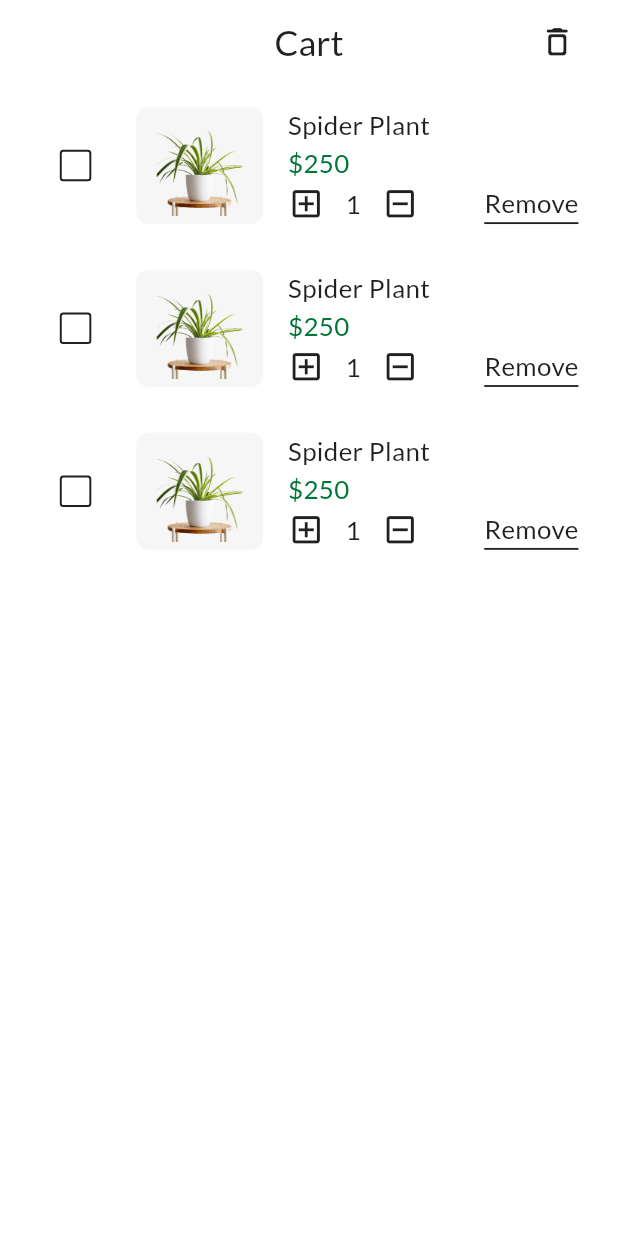
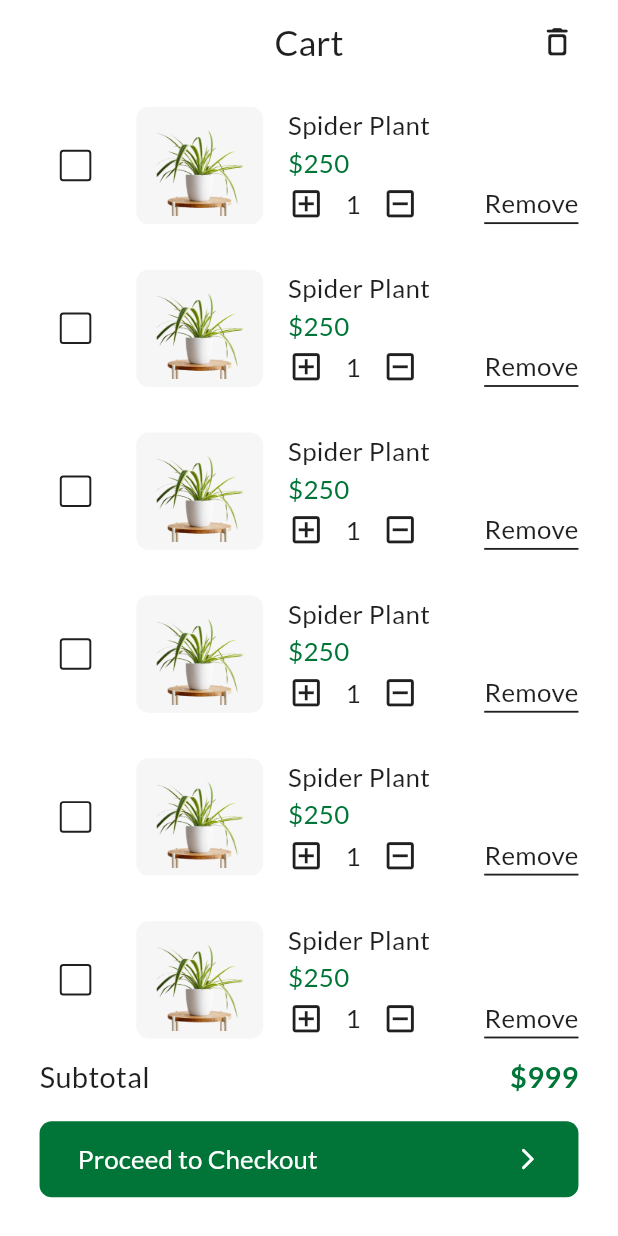
Before and after one commit to Abdusalom0516/Fayzigul, a Flutter app: the CartScreen screen opened directly, on a phone screen of 412 x 824 dp. Run offline on Flutter 3.47's test engine with Material 3 defaults, Android fonts, the phone set to English and light mode, and no system bars; our stand-ins replace dartz, equatable, firebase_auth, firebase_core, flutter_bloc, flutter_hooks and 2 more; accounts and stored records are empty.

Commit message:
BASE: Enhance The UI Of Cart Screen.

```diff
--- a/lib/core/common/consts/const_texts.dart
+++ b/lib/core/common/consts/const_texts.dart
@@ -29,4 +29,6 @@ class ConstTexts {
   String indoor = "Indoor";
   String cart = "Cart";
   String remove = "Remove";
+  String subtotal = "Subtotal";
+  String proceedToCheckout = "Proceed to Checkout";
 }
--- a/lib/presentation/cart/screens/cart_screen.dart
+++ b/lib/presentation/cart/screens/cart_screen.dart
@@ -15,6 +15,8 @@ class CartScreen extends StatelessWidget {
   Widget build(BuildContext context) {
     return AppStateWrapper(
       builder: (colors, texts, images) => Scaffold(
+        // Bottom Navigation Section
+        bottomNavigationBar: cartBottomNavigationSection(texts, colors),
         body: CustomScrollView(
           slivers: [
             // Sliver App Bar Section
@@ -27,9 +29,75 @@ class CartScreen extends StatelessWidget {
     );
   }
 
+  Container cartBottomNavigationSection(ConstTexts texts, ConstColors colors) {
+    return Container(
+      height: 93.h,
+      width: double.infinity,
+      padding: EdgeInsets.symmetric(horizontal: 24.w),
+      margin: EdgeInsets.only(bottom: 25.r),
+      child: Column(
+        spacing: 15.h,
+        children: [
+          Row(
+            mainAxisAlignment: MainAxisAlignment.spaceBetween,
+            children: [
+              Text(
+                texts.subtotal,
+                style: AppTextStyles.lato.medium(
+                  color: colors.ff221fif,
+                  fontSize: 19.sp,
+                ),
+              ),
+              Text(
+                "\$999",
+                style: AppTextStyles.lato.semiBold(
+                  color: colors.ff007537,
+                  fontSize: 19.sp,
+                ),
+              ),
+            ],
+          ),
+          TextButton(
+            style:
+                ButtonStyle(padding: WidgetStatePropertyAll(EdgeInsets.zero)),
+            onPressed: () {
+              log("Checkout Button Clicked.");
+            },
+            child: Container(
+              width: double.infinity,
+              height: 50.h,
+              padding: EdgeInsets.symmetric(horizontal: 25.r),
+              decoration: BoxDecoration(
+                color: colors.ff007537,
+                borderRadius: BorderRadius.circular(8.r),
+              ),
+              child: Row(
+                mainAxisAlignment: MainAxisAlignment.spaceBetween,
+                children: [
+                  Text(
+                    texts.proceedToCheckout,
+                    style: AppTextStyles.lato.medium(
+                      color: colors.ffffffff,
+                      fontSize: 17.sp,
+                    ),
+                  ),
+                  Icon(
+                    Icons.arrow_forward_ios_rounded,
+                    color: colors.ffffffff,
+                    size: 17.r,
+                  )
+                ],
+              ),
+            ),
+          )
+        ],
+      ),
+    );
+  }
+
   SliverList cartProductSliverListBuilderSection() {
     return SliverList.builder(
-      itemCount: 3,
+      itemCount: 7,
       itemBuilder: (context, index) => CartProductCard(),
     );
   }
```
